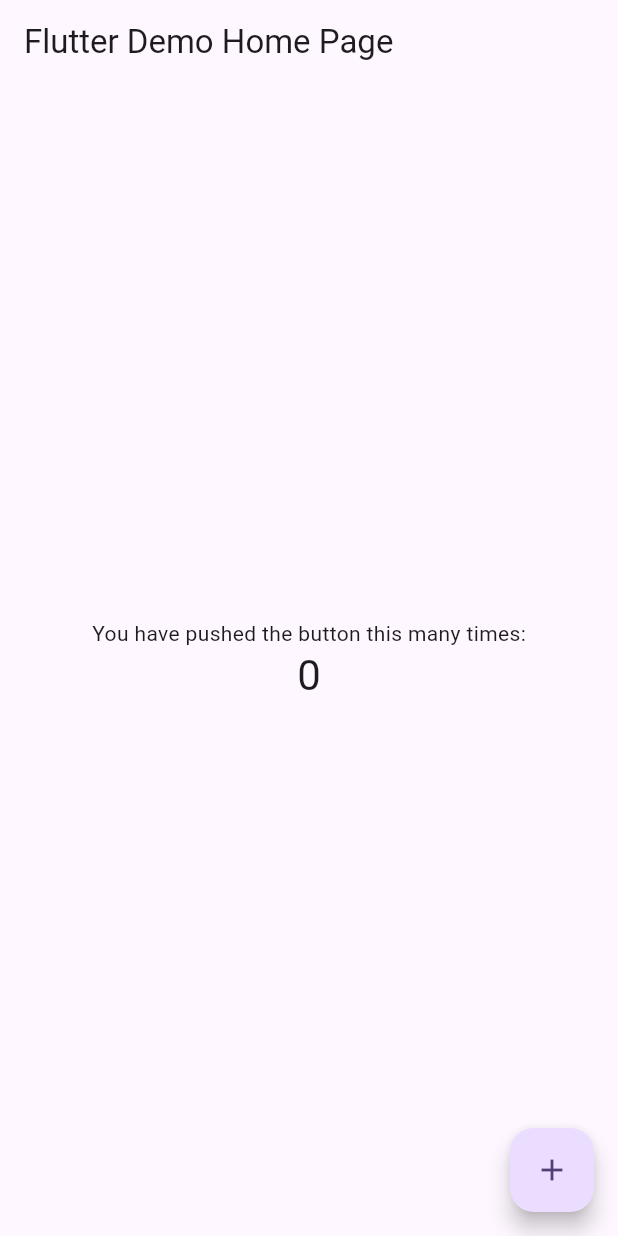
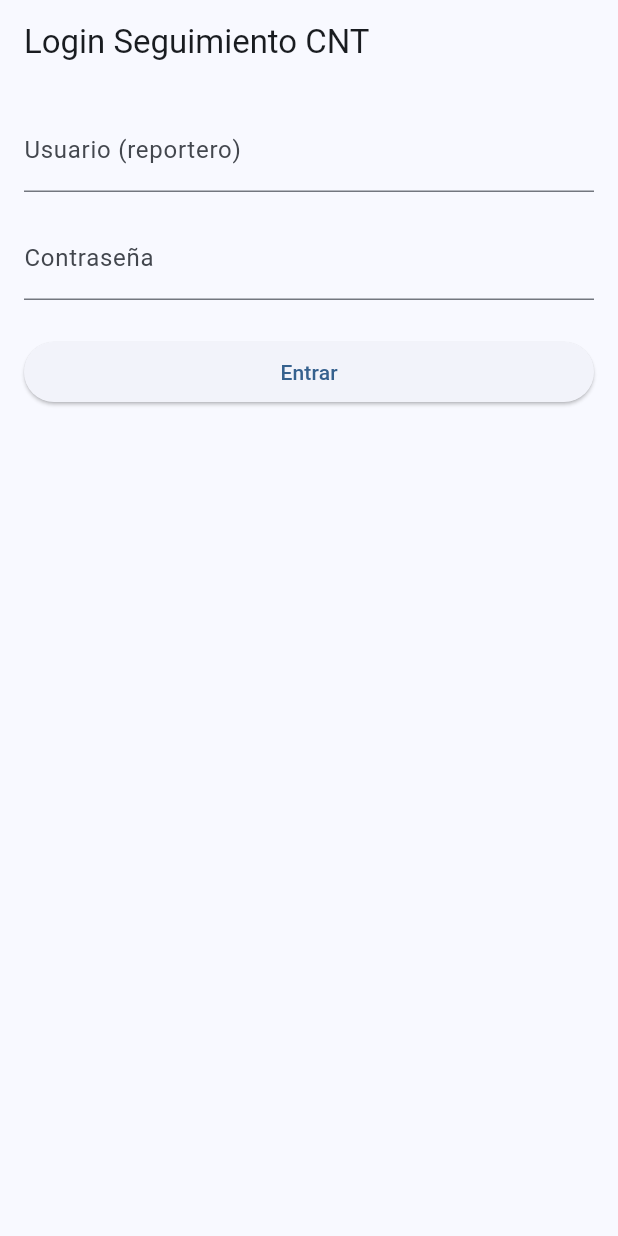
Before and after one commit to Juankjos/seguimientomapacnt, a Flutter app: the screen it shows after launch, on a phone screen of 412 x 824 dp. Run offline on Flutter 3.47's test engine with Material 3 defaults, Android fonts, the phone set to English and light mode, and no system bars; our stand-ins replace flutter_map, latlong2.

Commit message:
Lo básico

```diff
--- a/lib/main.dart
+++ b/lib/main.dart
@@ -1,65 +1,43 @@
 import 'package:flutter/material.dart';
+import 'package:intl/date_symbol_data_local.dart';
 
-void main() {
+import 'screens/login_screen.dart';
+import 'theme_controller.dart';
+
+Future<void> main() async {
+  WidgetsFlutterBinding.ensureInitialized();
+  await initializeDateFormatting('es_MX', null);
   runApp(const MyApp());
 }
 
 class MyApp extends StatelessWidget {
   const MyApp({super.key});
 
-  // This widget is the root of your application.
   @override
   Widget build(BuildContext context) {
-    return MaterialApp(
-      title: 'Flutter Demo',
-      theme: ThemeData(
-        colorScheme: ColorScheme.fromSeed(seedColor: Colors.deepPurple),
-      ),
-      home: const MyHomePage(title: 'Flutter Demo Home Page'),
+    return ValueListenableBuilder<ThemeMode>(
+      valueListenable: ThemeController.themeMode,
+      builder: (context, mode, _) {
+        return MaterialApp(
+          title: 'Seguimiento Mapa CNT',
+          themeMode: mode,
+          theme: ThemeData(
+            colorScheme: ColorScheme.fromSeed(
+              seedColor: Colors.blue,
+              brightness: Brightness.light,
+            ),
+            useMaterial3: true,
+          ),
+          darkTheme: ThemeData(
+            colorScheme: ColorScheme.fromSeed(
+              seedColor: Colors.blue,
+              brightness: Brightness.dark,
+            ),
+            useMaterial3: true,
+          ),
+          home: const LoginScreen(),
+        );
+      },
     );
   }
 }
-
-class MyHomePage extends StatefulWidget {
-  const MyHomePage({super.key, required this.title});
-  final String title;
-
-  @override
-  State<MyHomePage> createState() => _MyHomePageState();
-}
-
-class _MyHomePageState extends State<MyHomePage> {
-  int _counter = 0;
-
-  void _incrementCounter() {
-    setState(() {
-      _counter++;
-    });
-  }
-
-  @override
-  Widget build(BuildContext context) {
-    return Scaffold(
-      appBar: AppBar(
-        title: Text(widget.title),
-      ),
-      body: Center(
-        child: Column(
-          mainAxisAlignment: MainAxisAlignment.center,
-          children: <Widget>[
-            const Text('You have pushed the button this many times:'),
-            Text(
-              '$_counter',
-              style: Theme.of(context).textTheme.headlineMedium,
-            ),
-          ],
-        ),
-      ),
-      floatingActionButton: FloatingActionButton(
-        onPressed: _incrementCounter,
-        tooltip: 'Increment',
-        child: const Icon(Icons.add),
-      ),
-    );
-  }
-}
--- /dev/null
+++ b/lib/models/noticia.dart
@@ -0,0 +1,44 @@
+class Noticia {
+  final int id;
+  final String noticia;
+  final String? cliente;      // opcional
+  final String domicilio;
+  final String reportero;
+  final DateTime fechaCita;
+  final DateTime? fechaPago;  // opcional
+  final double? latitud;
+  final double? longitud;
+
+  Noticia({
+    required this.id,
+    required this.noticia,
+    required this.domicilio,
+    required this.reportero,
+    required this.fechaCita,
+    this.cliente,
+    this.fechaPago,
+    this.latitud,
+    this.longitud,
+  });
+
+  factory Noticia.fromJson(Map<String, dynamic> json) {
+    double? _parseDouble(dynamic v) {
+      if (v == null || v == '') return null;
+      return double.tryParse(v.toString());
+    }
+
+    return Noticia(
+      id: int.parse(json['id'].toString()),
+      noticia: json['noticia'] ?? '',
+      cliente: json['cliente'],
+      domicilio: json['domicilio'] ?? '',
+      reportero: json['reportero'] ?? '',
+      fechaCita: DateTime.parse(json['fecha_cita']),
+      fechaPago: json['fecha_pago'] != null && json['fecha_pago'] != ''
+          ? DateTime.parse(json['fecha_pago'])
+          : null,
+      latitud: _parseDouble(json['latitud']),
+      longitud: _parseDouble(json['longitud']),
+    );
+  }
+}
--- /dev/null
+++ b/lib/screens/login_screen.dart
@@ -0,0 +1,116 @@
+import 'package:flutter/material.dart';
+
+import '../services/api_service.dart';
+import 'noticias_page.dart';
+
+class LoginScreen extends StatefulWidget {
+  const LoginScreen({super.key});
+
+  @override
+  State<LoginScreen> createState() => _LoginScreenState();
+}
+
+class _LoginScreenState extends State<LoginScreen> {
+  final TextEditingController _nombreController = TextEditingController();
+  final TextEditingController _passwordController = TextEditingController();
+  bool _loading = false;
+  String? _errorMessage;
+
+  Future<void> _doLogin() async {
+    setState(() {
+      _loading = true;
+      _errorMessage = null;
+    });
+
+    try {
+      final data = await ApiService.login(
+        _nombreController.text.trim(),
+        _passwordController.text.trim(),
+      );
+
+      if (data['success'] == true) {
+        final int reporteroId = int.parse(data['reportero_id'].toString());
+        final String nombre = data['nombre'] ?? '';
+
+        if (!mounted) return;
+        Navigator.pushReplacement(
+          context,
+          MaterialPageRoute(
+            builder: (_) => NoticiasPage(
+              reporteroId: reporteroId,
+              reporteroNombre: nombre,
+            ),
+          ),
+        );
+      } else {
+        setState(() {
+          _errorMessage = data['message']?.toString() ?? 'Error de login';
+        });
+      }
+    } catch (e) {
+      setState(() {
+        _errorMessage = 'Error al conectar con el servidor: $e';
+      });
+    } finally {
+      if (mounted) {
+        setState(() {
+          _loading = false;
+        });
+      }
+    }
+  }
+
+  @override
+  void dispose() {
+    _nombreController.dispose();
+    _passwordController.dispose();
+    super.dispose();
+  }
+
+  @override
+  Widget build(BuildContext context) {
+    return Scaffold(
+      appBar: AppBar(
+        title: const Text('Login Seguimiento CNT'),
+      ),
+      body: Padding(
+        padding: const EdgeInsets.all(16.0),
+        child: Column(
+          children: [
+            TextField(
+              controller: _nombreController,
+              decoration: const InputDecoration(
+                labelText: 'Usuario (reportero)',
+              ),
+            ),
+            const SizedBox(height: 16),
+            TextField(
+              controller: _passwordController,
+              decoration: const InputDecoration(
+                labelText: 'Contraseña',
+              ),
+              obscureText: true,
+            ),
+            const SizedBox(height: 24),
+            if (_errorMessage != null) ...[
+              Text(
+                _errorMessage!,
+                style: const TextStyle(color: Colors.red),
+              ),
+              const SizedBox(height: 16),
+            ],
+            SizedBox(
+              width: double.infinity,
+              child: ElevatedButton(
+                onPressed: _loading ? null : _doLogin,
+                child: _loading
+                    ? const CircularProgressIndicator()
+                    : const Text('Entrar'),
+              ),
+            ),
+          ],
+        ),
+      ),
+    );
+  }
+}
--- /dev/null
+++ b/lib/theme_controller.dart
@@ -0,0 +1,8 @@
+//lib/theme_controller.dart
+import 'package:flutter/material.dart';
+
+/// Controlador global para el tema de la app.
+class ThemeController {
+  static final ValueNotifier<ThemeMode> themeMode =
+      ValueNotifier<ThemeMode>(ThemeMode.light);
+}
--- a/pubspec.yaml
+++ b/pubspec.yaml
@@ -1,3 +1,4 @@
+#pubspec.yaml
 name: seguimientomapacnt
 description: "A new Flutter project."
 # The following line prevents the package from being accidentally published to
@@ -35,6 +36,9 @@
   # Use with the CupertinoIcons class for iOS style icons.
   cupertino_icons: ^1.0.8
   http: ^1.6.0
+  intl: ^0.20.2
+  flutter_map: ^8.2.2
+  latlong2: ^0.9.1
 
 dev_dependencies:
   flutter_test:
```
Also changed, not shown: lib/screens/noticia_detalle_page.dart (added, +110 -0 lines), lib/screens/noticias_page.dart (added, +261 -0 lines), lib/services/api_service.dart (added, +54 -0 lines), pubspec.lock, 5 other files.
